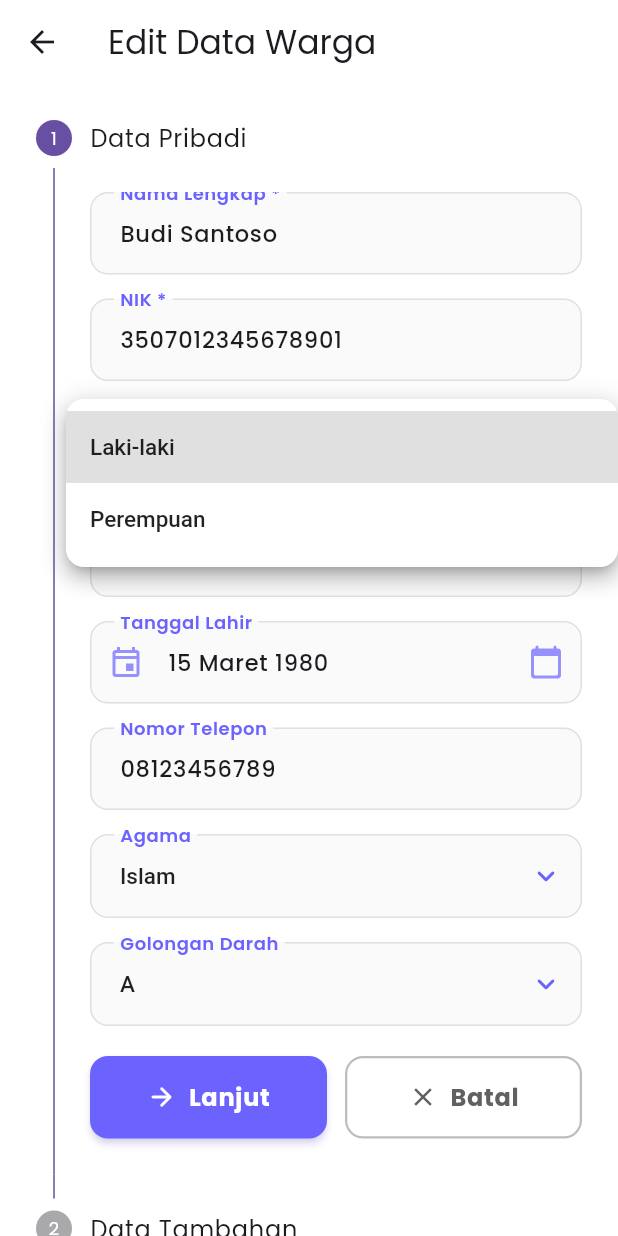
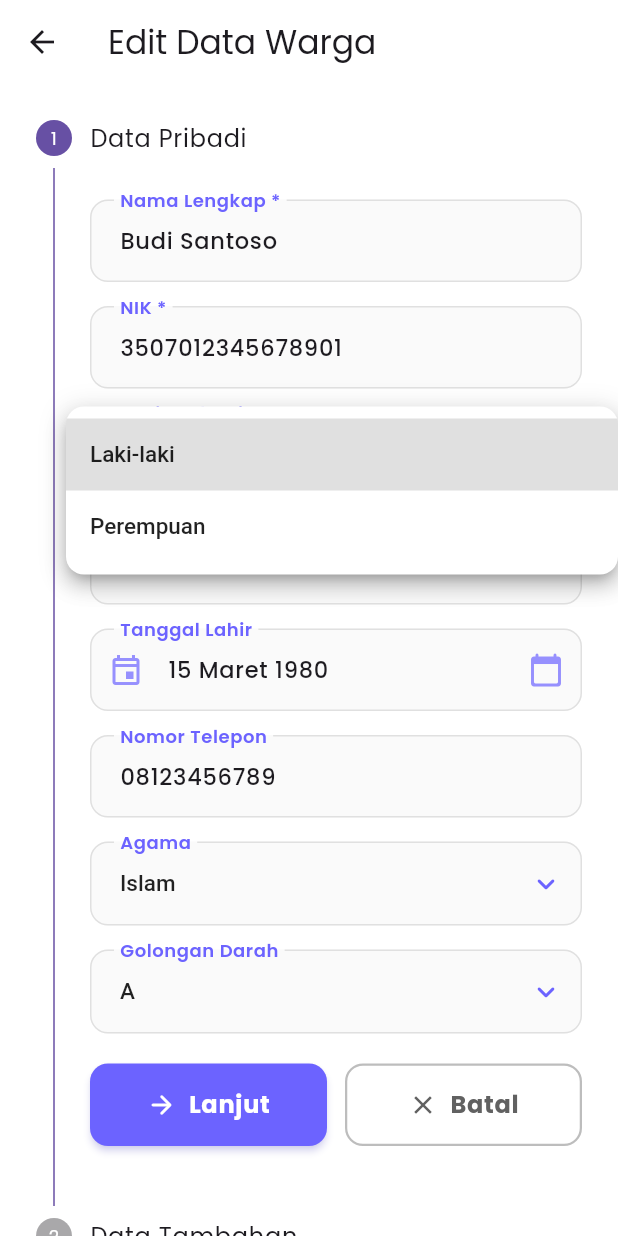
Before and after one commit to Mobile-AFIV/android_Jawara, a Flutter app: the WargaEdit screen opened by its route, after a tap on "Laki-laki", on a phone screen of 412 x 824 dp. Run offline on Flutter 3.47's test engine with Material 3 defaults, Android fonts, the phone set to English and light mode, and no system bars; our stand-ins replace go_router, google_fonts, image_picker, lucide_icons.

Commit message:
Add spacing and update filter options in various detail and section files

```diff
--- a/lib/screens/warga/section/detail/keluarga_detail.dart
+++ b/lib/screens/warga/section/detail/keluarga_detail.dart
@@ -106,6 +106,7 @@ class _KeluargaDetailState extends State<KeluargaDetail> {
               DetailBackButton(
                 onPressed: () => Navigator.pop(context),
               ),
+              const SizedBox(height: 24),
             ],
           ),
         ),
--- a/lib/screens/warga/section/detail/mutasi_keluarga_detail.dart
+++ b/lib/screens/warga/section/detail/mutasi_keluarga_detail.dart
@@ -76,6 +76,7 @@ class _MutasiKeluargaDetailState extends State<MutasiKeluargaDetail> {
               DetailBackButton(
                 onPressed: () => Navigator.pop(context),
               ),
+              const SizedBox(height: 24),
             ],
           ),
         ),
--- a/lib/screens/warga/section/detail/penerimaan_warga_detail.dart
+++ b/lib/screens/warga/section/detail/penerimaan_warga_detail.dart
@@ -217,6 +217,7 @@ class _PenerimaanWargaDetailState extends State<PenerimaanWargaDetail> {
               DetailBackButton(
                 onPressed: () => Navigator.pop(context, true), // Return with refresh flag
               ),
+              const SizedBox(height: 24),
             ],
           ),
         ),
--- a/lib/screens/warga/section/detail/rumah_detail.dart
+++ b/lib/screens/warga/section/detail/rumah_detail.dart
@@ -124,6 +124,7 @@ class _RumahDetailState extends State<RumahDetail> {
                 onPressed: () => Navigator.pop(context),
               ),
             ),
+            const SizedBox(height: 24),
           ],
         ),
       ),
--- a/lib/screens/warga/section/detail/warga_detail.dart
+++ b/lib/screens/warga/section/detail/warga_detail.dart
@@ -130,6 +130,7 @@ class _WargaDetailState extends State<WargaDetail> {
               DetailBackButton(
                 onPressed: () => Navigator.pop(context),
               ),
+              const SizedBox(height: 24),
             ],
           ),
         ),
--- a/lib/screens/warga/section/edit/warga_edit.dart
+++ b/lib/screens/warga/section/edit/warga_edit.dart
@@ -236,6 +236,7 @@ class _WargaEditState extends State<WargaEdit> {
         title: const Text("Data Pribadi"),
         content: Column(
           children: [
+            const SizedBox(height: 5),
             // Full Name
             FormTextField(
               controller: _nameController,
@@ -371,6 +372,7 @@ class _WargaEditState extends State<WargaEdit> {
         title: const Text("Data Tambahan"),
         content: Column(
           children: [
+            const SizedBox(height: 5),
             // Education
             FormDropdownField<String>(
               label: "Pendidikan Terakhir",
@@ -393,7 +395,7 @@ class _WargaEditState extends State<WargaEdit> {
             FormDropdownField<String>(
               label: "Pekerjaan",
               value: _selectedJob,
-              items: [...WargaDummy.jobOptions, 'Lainnya'].map((String job) {
+              items: [...WargaDummy.jobOptions].map((String job) {
                 return DropdownMenuItem<String>(
                   value: job,
                   child: Text(job),
--- a/lib/screens/warga/section/tambah/warga_tambah.dart
+++ b/lib/screens/warga/section/tambah/warga_tambah.dart
@@ -315,7 +315,7 @@ class _WargaTambahState extends State<WargaTambah> {
             FormDropdownField<String>(
               label: "Pekerjaan",
               value: _selectedJob,
-              items: [...WargaDummy.jobOptions, 'Lainnya'].map((String job) {
+              items: [...WargaDummy.jobOptions].map((String job) {
                 return DropdownMenuItem<String>(
                   value: job,
                   child: Text(job),
--- a/lib/screens/warga/section/warga_section.dart
+++ b/lib/screens/warga/section/warga_section.dart
@@ -64,7 +64,7 @@ class _WargaSectionState extends State<WargaSection> {
     custom_filter.FilterBottomSheet.show(
       context: context,
       title: 'Filter Status Domisili',
-      options: ['Semua', 'Aktif', 'Tidak Aktif'],
+      options: ['Semua', 'Aktif', 'Nonaktif'],
       selectedValue: _selectedFilter,
       onSelected: (filter) {
         setState(() => _selectedFilter = filter);
@@ -74,7 +74,7 @@ class _WargaSectionState extends State<WargaSection> {
       optionIcons: {
         'Semua': Icons.list,
         'Aktif': Icons.check_circle,
-        'Tidak Aktif': Icons.cancel,
+        'Nonaktif': Icons.cancel,
       },
     );
   }
@@ -83,7 +83,7 @@ class _WargaSectionState extends State<WargaSection> {
     switch (filter) {
       case 'Aktif':
         return Icons.check_circle;
-      case 'Tidak Aktif':
+      case 'Nonaktif':
         return Icons.cancel;
       default:
         return null;
```
Also changed, not shown: lib/screens/warga/section/rumah_section.dart (+5 -7 lines).
